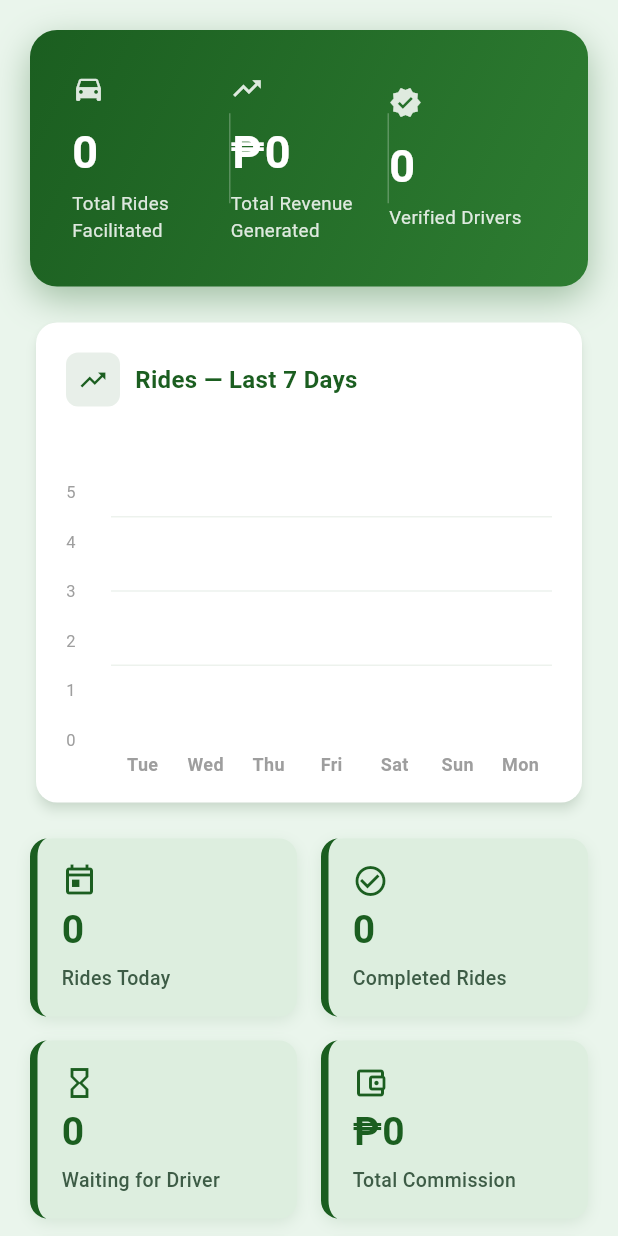
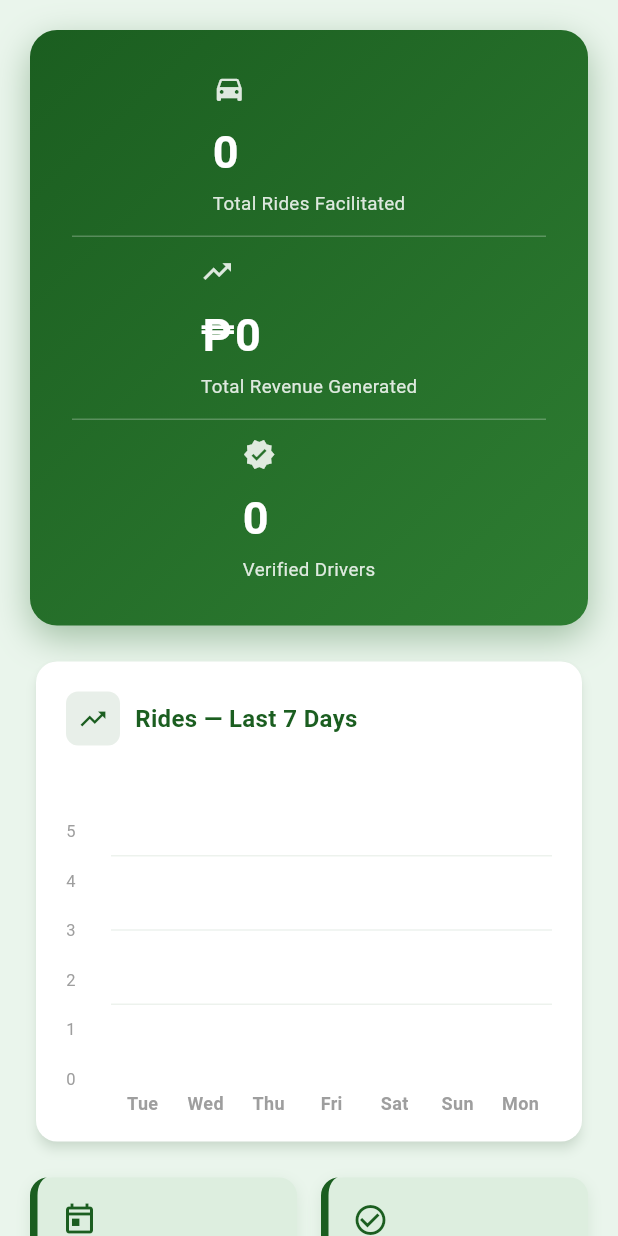
Before and after one commit to mentholr3d-cpu/sakay-tiker-admin, a Flutter app: the AdminAnalyticsScreen widget shown alone on an empty page, opened directly, on a phone screen of 412 x 824 dp. Run offline on Flutter 3.47's test engine with Material 3 defaults, Android fonts, the phone set to English and light mode, and no system bars; drawn by our look-alikes of fl_chart; our stand-ins replace cloud_firestore, firebase_core, image_picker, package_info_plus, shared_preferences; missing offline and left inert: cloudinary_public; accounts and stored records are empty; statements that could not run were skipped.

Commit message:
branding and phone layout

```diff
--- a/lib/main.dart
+++ b/lib/main.dart
@@ -28,7 +28,7 @@ class MyApp extends StatelessWidget {
     const softGreenBg = Color(0xFFEAF5EC);
 
     return MaterialApp(
-      title: 'Sakay Tiker',
+      title: 'Sakay Tiker Admin',
       debugShowCheckedModeBanner: false,
       theme: ThemeData(
         useMaterial3: true,
--- a/lib/screens/admin_analytics.dart
+++ b/lib/screens/admin_analytics.dart
@@ -40,20 +40,34 @@ class AdminAnalyticsScreen extends StatelessWidget {
           ),
         ],
       ),
-      child: Row(
-        children: [
-          Expanded(
-            child: _heroStat('$totalRides', 'Total Rides Facilitated', Icons.directions_car),
-          ),
-          Container(width: 1, height: 60, color: Colors.white.withValues(alpha: 0.25)),
-          Expanded(
-            child: _heroStat('₱${totalRevenue.toStringAsFixed(0)}', 'Total Revenue Generated', Icons.trending_up),
-          ),
-          Container(width: 1, height: 60, color: Colors.white.withValues(alpha: 0.25)),
-          Expanded(
-            child: _heroStat('$approvedDrivers', 'Verified Drivers', Icons.verified),
-          ),
-        ],
+      child: LayoutBuilder(
+        builder: (context, c) {
+          final narrow = c.maxWidth < 560;
+          final rides = _heroStat('$totalRides', 'Total Rides Facilitated', Icons.directions_car);
+          final revenue = _heroStat('₱${totalRevenue.toStringAsFixed(0)}', 'Total Revenue Generated', Icons.trending_up);
+          final drivers = _heroStat('$approvedDrivers', 'Verified Drivers', Icons.verified);
+          final line = Colors.white.withValues(alpha: 0.25);
+          if (narrow) {
+            return Column(
+              children: [
+                rides,
+                Container(height: 1, margin: const EdgeInsets.symmetric(vertical: 12), color: line),
+                revenue,
+                Container(height: 1, margin: const EdgeInsets.symmetric(vertical: 12), color: line),
+                drivers,
+              ],
+            );
+          }
+          return Row(
+            children: [
+              Expanded(child: rides),
+              Container(width: 1, height: 60, color: line),
+              Expanded(child: revenue),
+              Container(width: 1, height: 60, color: line),
+              Expanded(child: drivers),
+            ],
+          );
+        },
       ),
     );
   }
```
Also changed, not shown: lib/screens/admin_dashboard.dart (+54 -18 lines), 7 other files.
